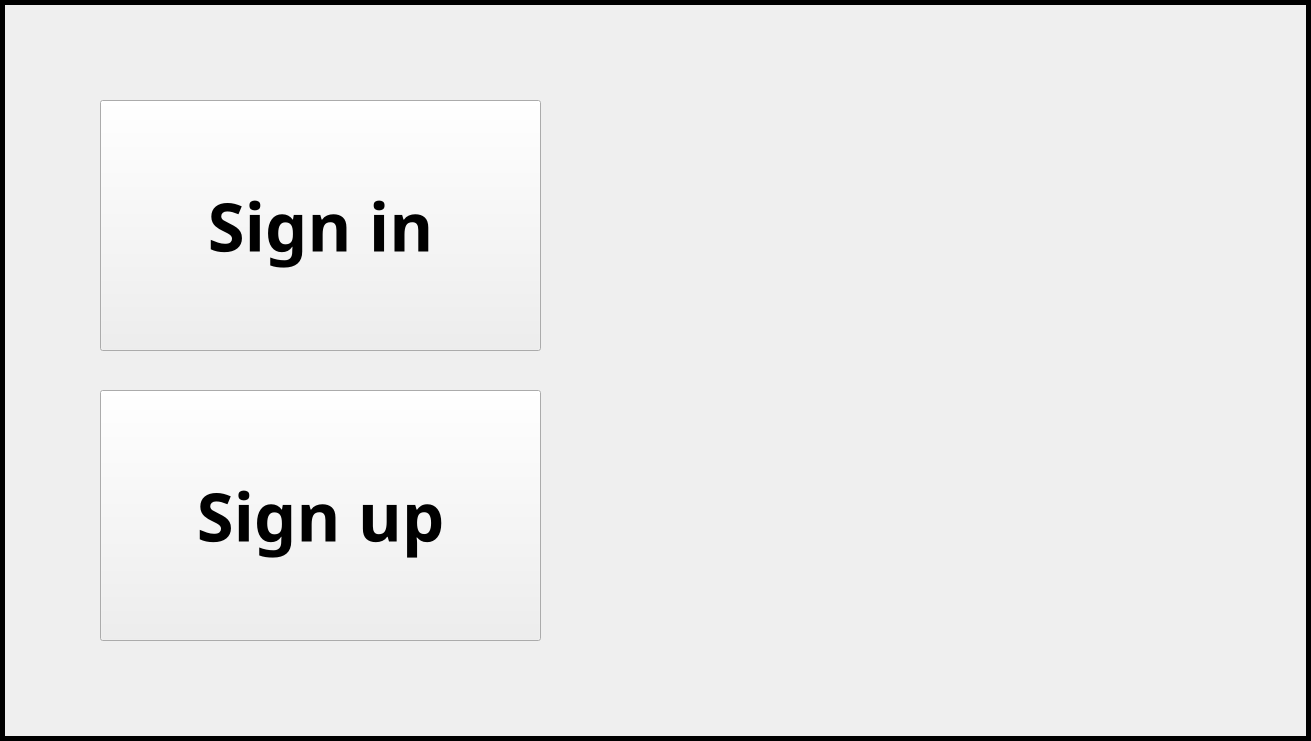
Old version of the form login.ui in the repository SINA-JAHANGIR/Skull-King.
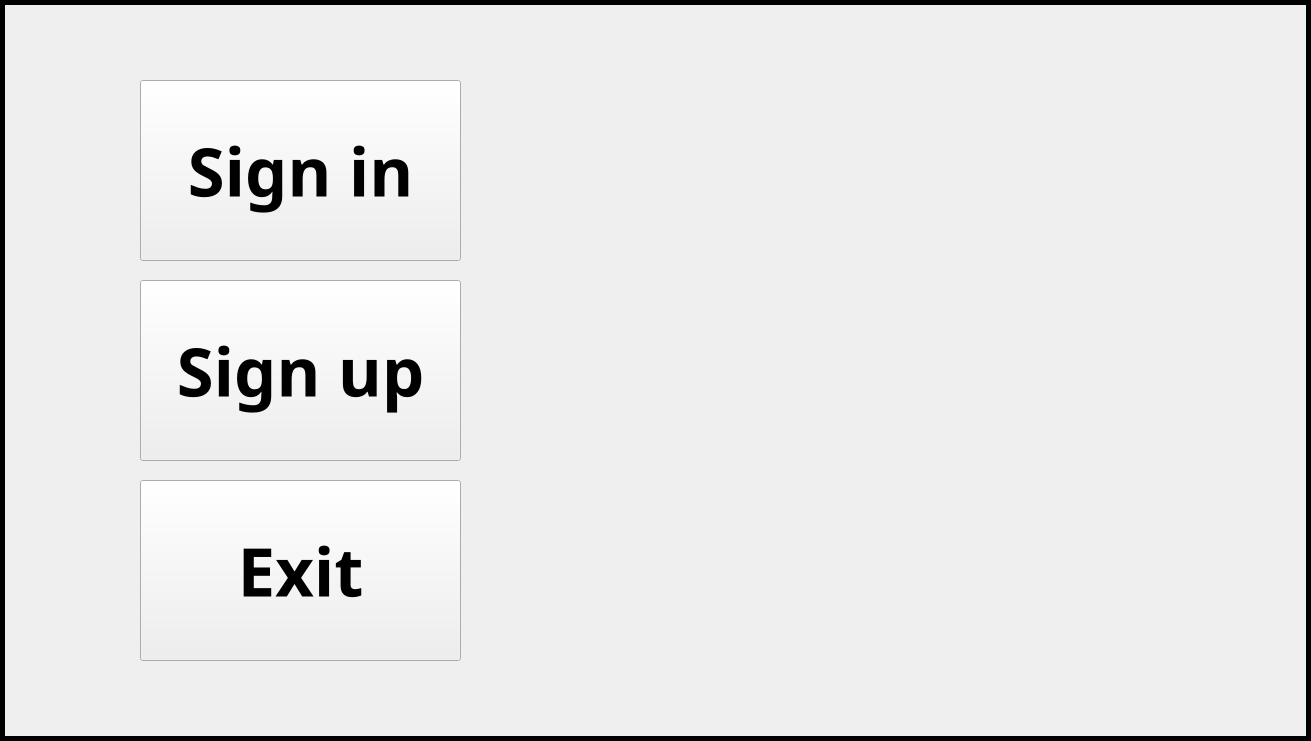
New version of the form. Icons and pictures are not drawn.

Commit message: Write history class

```diff
--- a/login.ui
+++ b/login.ui
@@ -39,10 +39,10 @@
    <widget class="QPushButton" name="btn_sign_in">
     <property name="geometry">
      <rect>
-      <x>100</x>
-      <y>100</y>
-      <width>441</width>
-      <height>251</height>
+      <x>140</x>
+      <y>80</y>
+      <width>321</width>
+      <height>181</height>
      </rect>
     </property>
     <property name="font">
@@ -62,10 +62,10 @@
    <widget class="QPushButton" name="btn_sign_up">
     <property name="geometry">
      <rect>
-      <x>100</x>
-      <y>390</y>
-      <width>441</width>
-      <height>251</height>
+      <x>140</x>
+      <y>280</y>
+      <width>321</width>
+      <height>181</height>
      </rect>
     </property>
     <property name="font">
@@ -98,6 +98,29 @@
      <string/>
     </property>
    </widget>
+   <widget class="QPushButton" name="btn_exit">
+    <property name="geometry">
+     <rect>
+      <x>140</x>
+      <y>480</y>
+      <width>321</width>
+      <height>181</height>
+     </rect>
+    </property>
+    <property name="font">
+     <font>
+      <family>Tempus Sans ITC</family>
+      <pointsize>50</pointsize>
+      <bold>true</bold>
+     </font>
+    </property>
+    <property name="styleSheet">
+     <string notr="true">image: url(:/photos/playground.png);</string>
+    </property>
+    <property name="text">
+     <string>Exit</string>
+    </property>
+   </widget>
    <zorder>lbl_background</zorder>
    <zorder>label</zorder>
    <zorder>btn_sign_up</zorder>
```
Left out of the diff: 1 changed line with no effect on the pictures. The commit also changes 31 other files.
